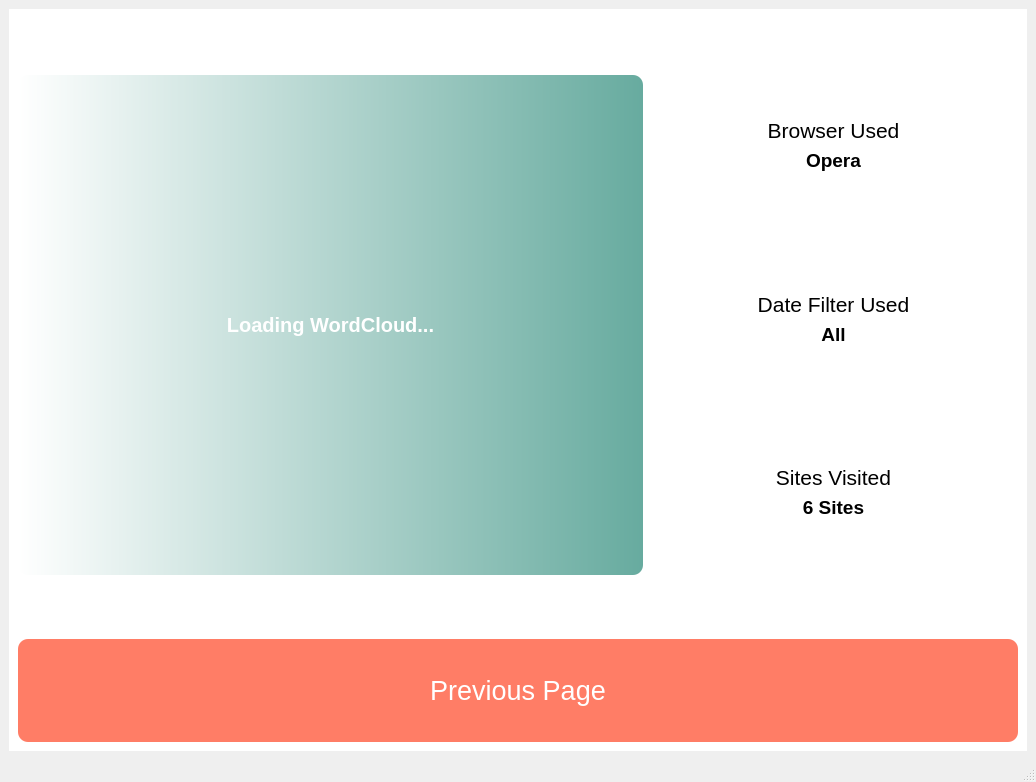
Above: src/pyqt/uiFiles/metrics.ui from gerardpslowey/eMot before the change. Below: the same form after it.
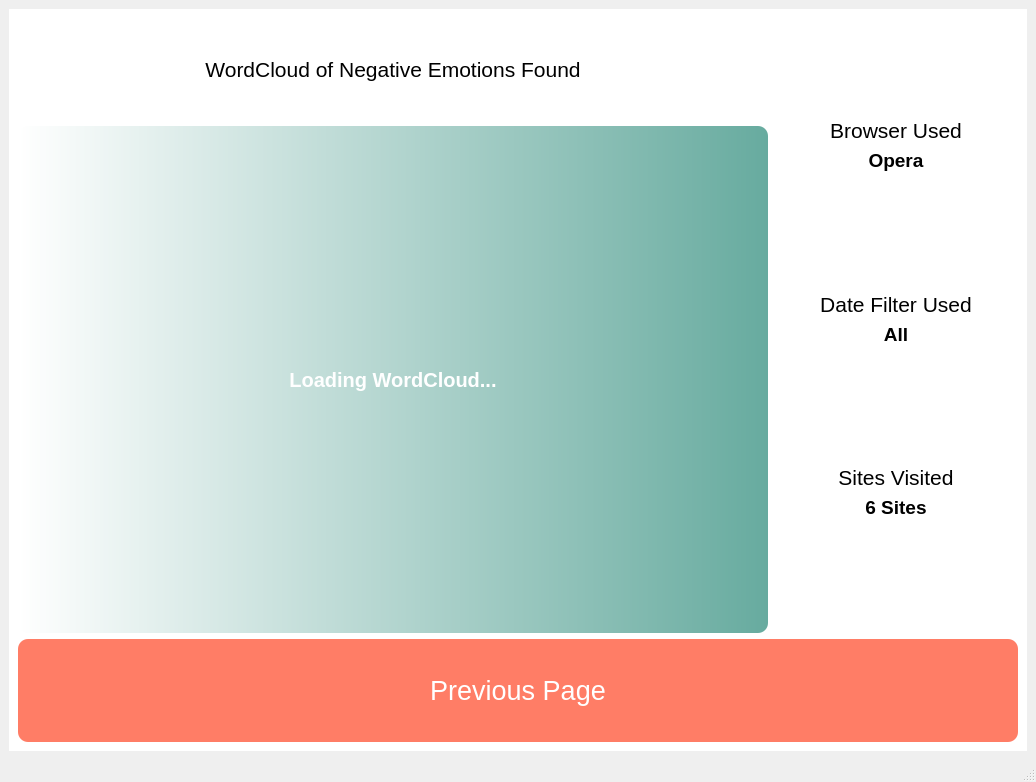
That is the form after the change. Icons and pictures are not drawn. Custom widgets are drawn as their Qt base class.

```diff
--- a/src/pyqt/uiFiles/metrics.ui
+++ b/src/pyqt/uiFiles/metrics.ui
@@ -140,7 +140,26 @@
           <item>
            <layout class="QHBoxLayout" name="cloudTextLayout" stretch="4,1">
             <item>
-             <layout class="QVBoxLayout" name="cloudLayout">
+             <layout class="QVBoxLayout" name="cloudLayout" stretch="1,5">
+              <item>
+               <layout class="QVBoxLayout" name="verticalLayout_5">
+                <item>
+                 <widget class="QLabel" name="label">
+                  <property name="font">
+                   <font>
+                    <pointsize>16</pointsize>
+                   </font>
+                  </property>
+                  <property name="text">
+                   <string>WordCloud of Negative Emotions Found</string>
+                  </property>
+                  <property name="alignment">
+                   <set>Qt::AlignCenter</set>
+                  </property>
+                 </widget>
+                </item>
+               </layout>
+              </item>
               <item>
                <widget class="QLabel" name="wordCloud">
                 <property name="sizePolicy">
@@ -151,8 +170,8 @@
                 </property>
                 <property name="maximumSize">
                  <size>
-                  <width>625</width>
-                  <height>500</height>
+                  <width>750</width>
+                  <height>600</height>
                  </size>
                 </property>
                 <property name="font">
```
Left out of the diff: 4 changed lines with no effect on the pictures.
